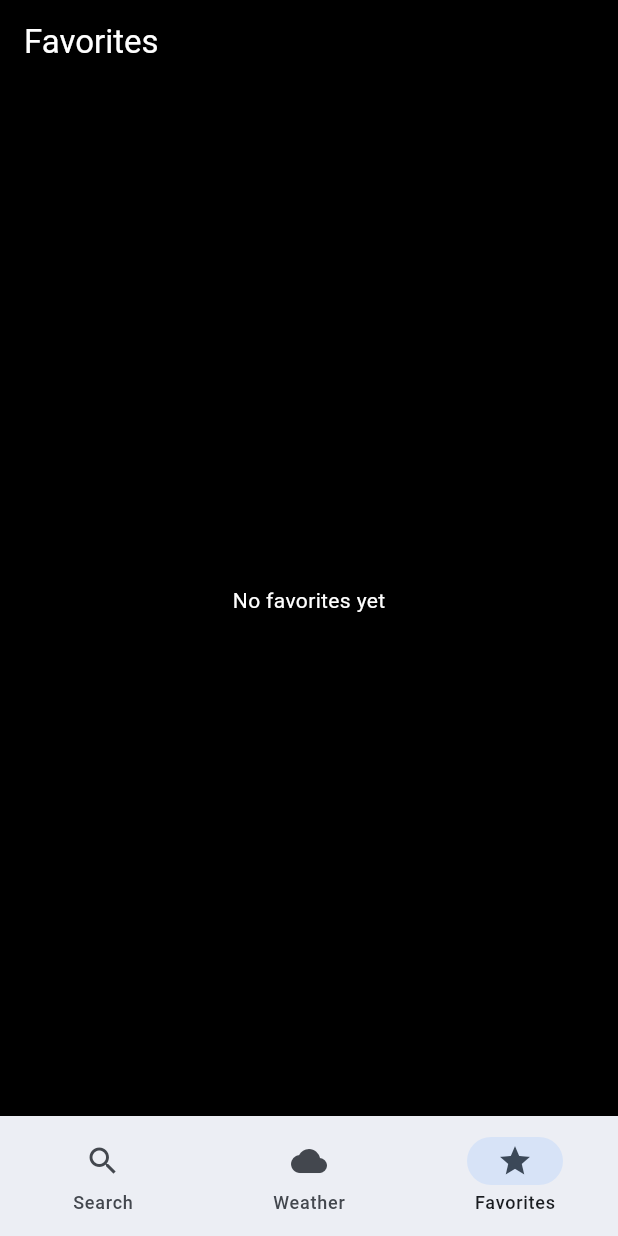
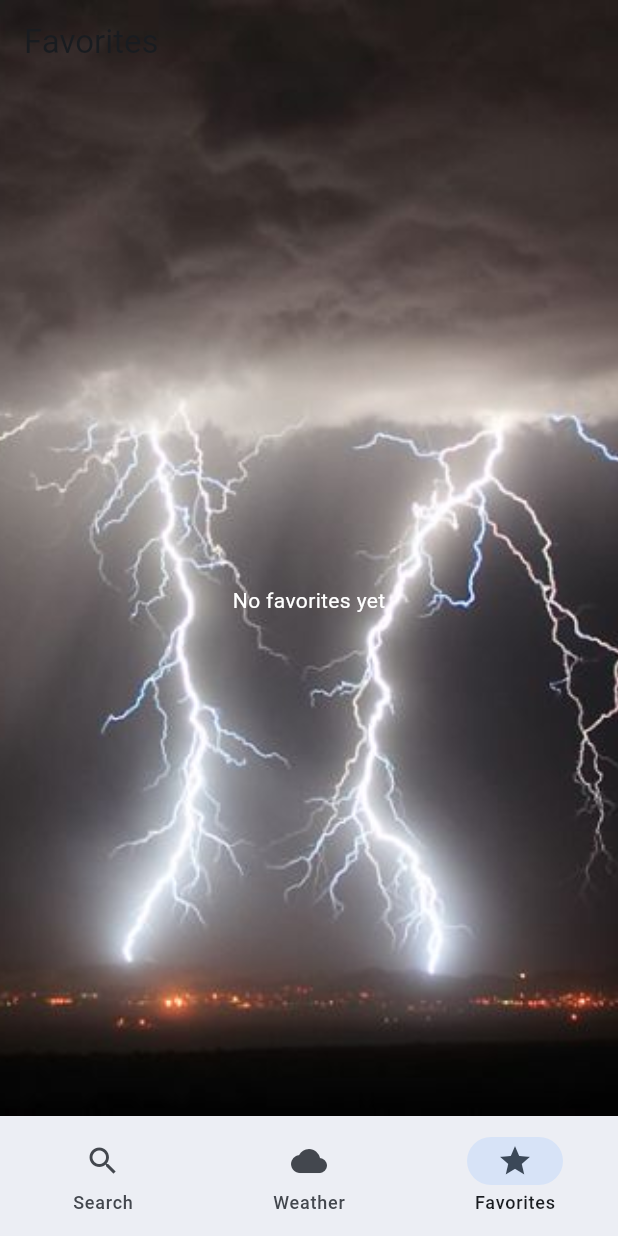
Before and after one commit to komalsingh22/testapp, a Flutter app: the screen it shows after launch, item 3 of the bottom bar chosen, on a phone screen of 412 x 824 dp. Run offline on Flutter 3.47's test engine with Material 3 defaults, Android fonts, the phone set to English and light mode, and no system bars; our stand-ins replace flutter_riverpod, flutter_slidable, flutter_spinkit, flutter_typeahead, riverpod, shared_preferences.

Commit message:
Updated UI and added forecast feature

```diff
--- a/lib/main.dart
+++ b/lib/main.dart
@@ -3,6 +3,7 @@ import 'package:flutter_riverpod/flutter_riverpod.dart';
 import 'package:test_app/screens/search_screen.dart';
 import 'package:test_app/screens/favorites_screen.dart';
 import 'package:test_app/screens/weather_screen.dart';
+import 'package:test_app/widgets/background_widget.dart';
 
 void main(){
   runApp(const ProviderScope(child: MyApp()));
@@ -37,7 +38,7 @@ class _HomeShellState extends State<HomeShell> {
   @override
   Widget build(BuildContext context) {
     return Scaffold(
-      body: _pages[_index],
+      body: BackgroundWidget(child: _pages[_index]),
       bottomNavigationBar: NavigationBar(
         selectedIndex: _index,
         onDestinationSelected: (i) => setState(() => _index = i),
--- a/lib/screens/favorites_screen.dart
+++ b/lib/screens/favorites_screen.dart
@@ -13,13 +13,15 @@ class FavoritesScreen extends ConsumerWidget {
     final api = ref.read(apiServiceProvider);
 
     return Scaffold(
-      backgroundColor: Colors.black,
+      backgroundColor: Colors.transparent,
+      extendBodyBehindAppBar: true,
       appBar: AppBar(
         title: const Text('Favorites'),
-        backgroundColor: Colors.black,
-        foregroundColor: Colors.white,
+        backgroundColor: Colors.transparent,
+        elevation: 0,
       ),
-      body: favorites.isEmpty
+      body: SafeArea(
+          child: favorites.isEmpty
               ? const Center(child: Text('No favorites yet', style: TextStyle(color: Colors.white)))
               : ListView.separated(
                   padding: const EdgeInsets.all(12),
@@ -77,6 +79,7 @@ class FavoritesScreen extends ConsumerWidget {
                     );
                   },
                 ),
+        ),
     );
   }
 }
--- /dev/null
+++ b/lib/widgets/background_widget.dart
@@ -0,0 +1,20 @@
+import 'package:flutter/material.dart';
+
+class BackgroundWidget extends StatelessWidget {
+  final Widget child;
+
+  const BackgroundWidget({super.key, required this.child});
+
+  @override
+  Widget build(BuildContext context) {
+    return Container(
+      decoration: const BoxDecoration(
+        image: DecorationImage(
+          image: AssetImage('assets/images/lightning-bolts.jpg'),
+          fit: BoxFit.cover,
+        ),
+      ),
+      child: child,
+    );
+  }
+}
```
Also changed, not shown: lib/screens/search_screen.dart (+2 -9 lines), lib/screens/weather_screen.dart (+2 -9 lines). Lines whose indentation alone changed are shown as unchanged.
